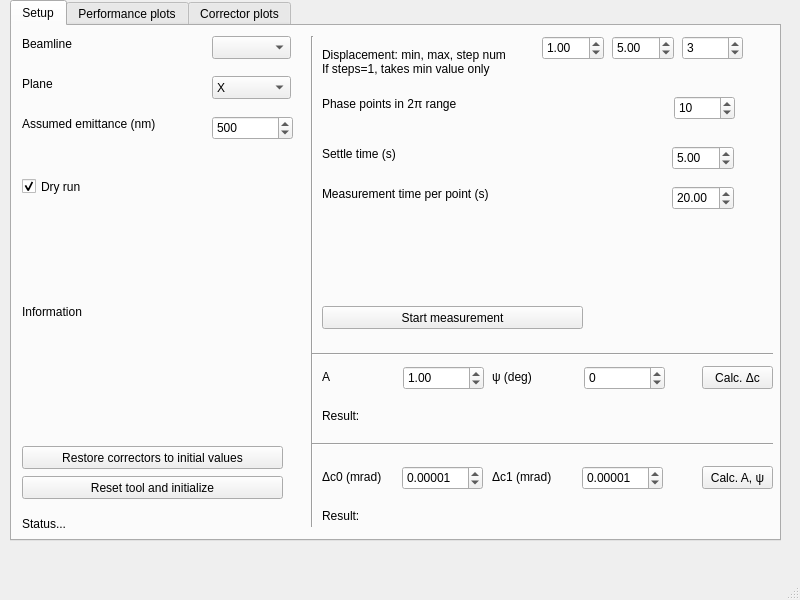
Above: gui.ui from pdijksta/014_trajectory_snail_scan before the change. Below: the same form after it.
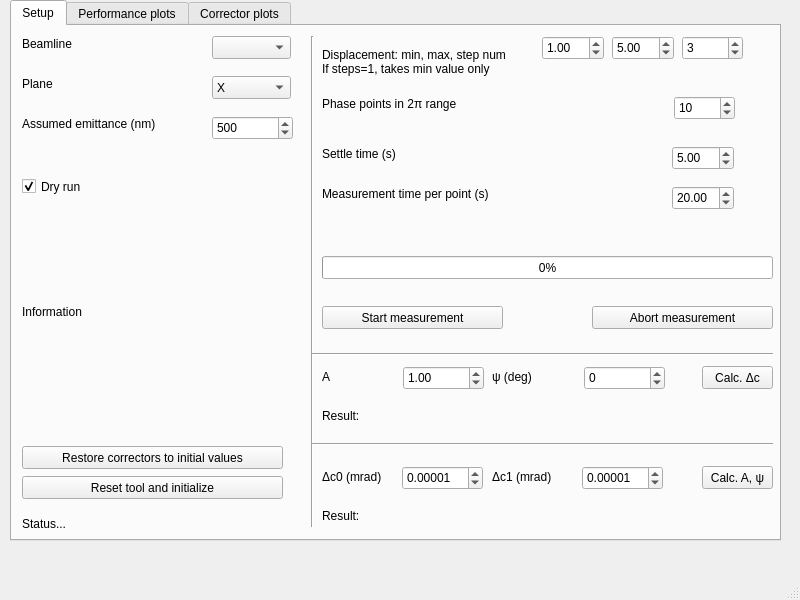
That is the form after the change.

Diff of the .ui file:
```diff
--- a/gui.ui
+++ b/gui.ui
@@ -288,7 +288,7 @@
        <rect>
         <x>310</x>
         <y>280</y>
-        <width>261</width>
+        <width>181</width>
         <height>23</height>
        </rect>
       </property>
@@ -564,6 +564,32 @@
        <string>Result:</string>
       </property>
      </widget>
+     <widget class="QPushButton" name="AbortMeasurementButton">
+      <property name="geometry">
+       <rect>
+        <x>580</x>
+        <y>280</y>
+        <width>181</width>
+        <height>23</height>
+       </rect>
+      </property>
+      <property name="text">
+       <string>Abort measurement</string>
+      </property>
+     </widget>
+     <widget class="QProgressBar" name="progressBar">
+      <property name="geometry">
+       <rect>
+        <x>310</x>
+        <y>230</y>
+        <width>451</width>
+        <height>23</height>
+       </rect>
+      </property>
+      <property name="value">
+       <number>0</number>
+      </property>
+     </widget>
     </widget>
     <widget class="QWidget" name="tab_2">
      <attribute name="title">
```
